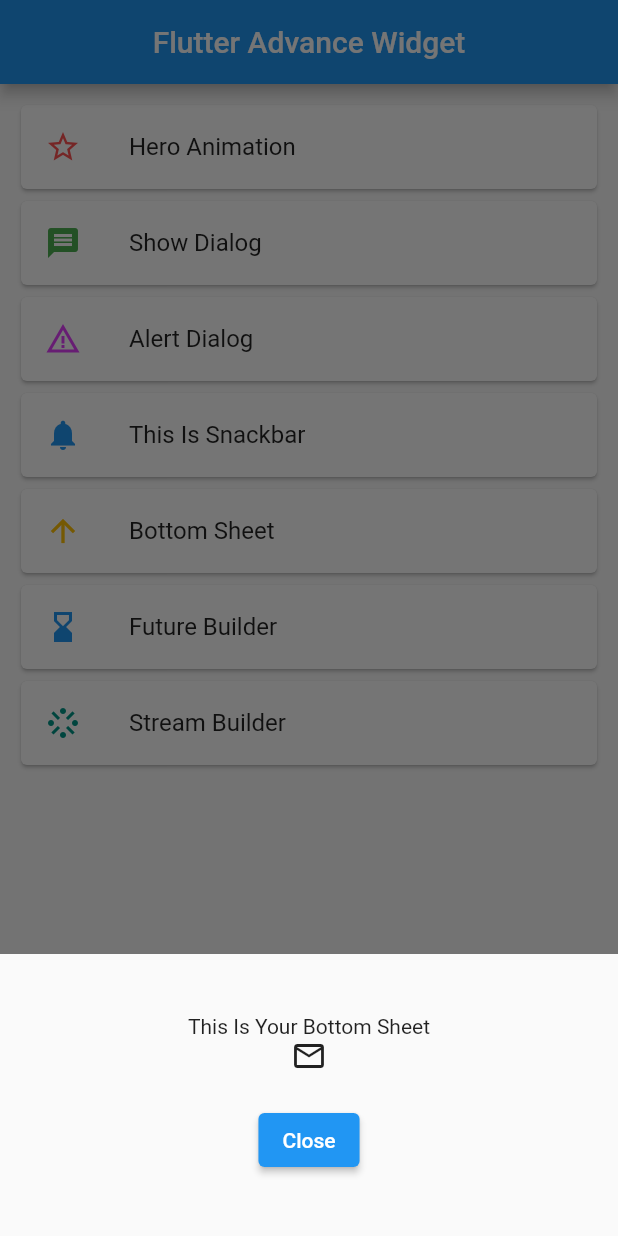
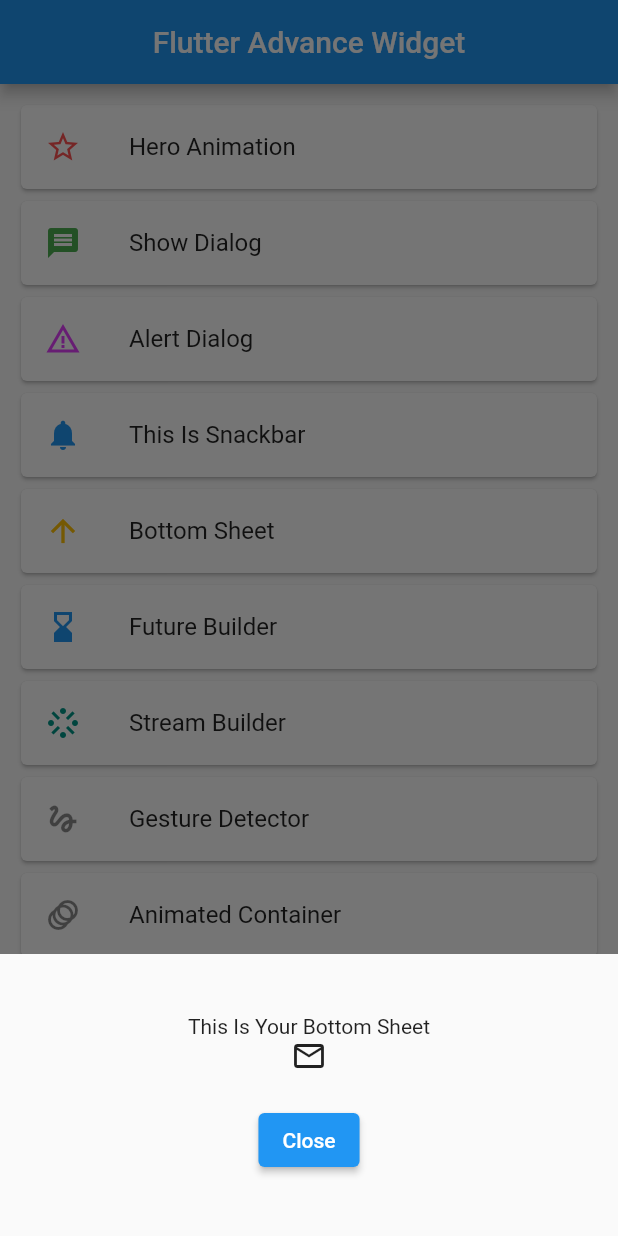
Before and after one commit to SalehAkramSifat/Extra-Widget, a Flutter app: the screen it shows after launch, after a tap on "Bottom Sheet", on a phone screen of 412 x 824 dp. Run offline on Flutter 3.47's test engine with Material 2 defaults, Android fonts, the phone set to English and light mode, and no system bars.

Commit message:
Initial Commit

```diff
--- a/lib/main.dart
+++ b/lib/main.dart
@@ -9,13 +9,21 @@ class MyApp extends StatelessWidget {
 
   @override
   Widget build(BuildContext context) {
-    return MaterialApp(debugShowCheckedModeBanner: false,
-      home: HomeActivity(),);
+    return MaterialApp(
+      debugShowCheckedModeBanner: false,
+      home: HomeActivity(),
+    );
   }
 }
-class HomeActivity extends StatelessWidget {
-  const HomeActivity({super.key,});
 
+class HomeActivity extends StatefulWidget {
+  const HomeActivity({super.key});
+
+  @override
+  _HomeActivityState createState() => _HomeActivityState();
+}
+
+class _HomeActivityState extends State<HomeActivity> {
   Future<String> fetchData() async {
     await Future.delayed(Duration(seconds: 2));
     return "Data loaded from FutureBuilder";
@@ -28,93 +36,248 @@ class HomeActivity extends StatelessWidget {
     }
   }
 
+  double boxHeight = 100;
+  double boxWidth = 100;
+  Color boxColor = Colors.blue;
+
   @override
   Widget build(BuildContext context) {
-    return Scaffold(appBar: AppBar(title: Text("Flutter Advance Widget"),centerTitle: true,),
+    return Scaffold(
+      appBar: AppBar(
+        title: Text("Flutter Advance Widget"),
+        centerTitle: true,
+      ),
+      body: ListView(
+        padding: EdgeInsets.all(10),
+        children: [
+          // Hero====================
+          Card(
+            child: ListTile(
+              title: Text("Hero Animation"),
+              leading: Hero(
+                tag: "Hero-demo",
+                child: Icon(
+                  Icons.star_border,
+                  color: Colors.redAccent,
+                ),
+              ),
+              onTap: () {
+                Navigator.push(
+                    context,
+                    MaterialPageRoute(
+                        builder: (context) => HeroDetailPage()));
+              },
+            ),
+          ),
 
-      body: ListView(padding: EdgeInsets.all(10),
-        children: [
-          //Hero====================
-          Card(child: ListTile(title: Text("Hero Animation"),
-          leading: Hero(tag: "Hero-demo",child: Icon(Icons.star_border, color: Colors.redAccent,),),
-          onTap: (){Navigator.push(context,MaterialPageRoute(builder:(context) => HeroDetailPage()));},),),
+          // Dialog=====================
+          Card(
+            child: ListTile(
+              title: Text("Show Dialog"),
+              leading: Icon(
+                Icons.message,
+                color: Colors.green,
+              ),
+              onTap: () {
+                showDialog(
+                    context: context,
+                    builder: (context) => Dialog(
+                      child: Padding(
+                        padding: EdgeInsets.all(10),
+                        child: Text("This Is Dialog"),
+                      ),
+                    ));
+              },
+            ),
+          ),
 
-
-        //Dialog=====================
-        Card(child: ListTile(title: Text("Show Dialog"),leading: Icon(Icons.message,color: Colors.green,),
-          onTap: (){showDialog(context: context, builder:(context) =>Dialog(
-            child:Padding(padding: EdgeInsets.all(10),
-              child: Text("This Is Dialog"),),));},
-        ),),
-
-
-          //Alert Dialog=========================
-          Card(child: ListTile(title: Text("Alert Dialog"),leading: Icon(Icons.warning_amber, color: Colors.purpleAccent,),
-          onTap: (){showDialog(context: context, builder:(context) => AlertDialog(
+          // Alert Dialog=========================
+          Card(
+            child: ListTile(
+              title: Text("Alert Dialog"),
+              leading: Icon(
+                Icons.warning_amber,
+                color: Colors.purpleAccent,
+              ),
+              onTap: () {
+                showDialog(
+                    context: context,
+                    builder: (context) => AlertDialog(
                       title: Text("Are You Sure?"),
                       content: Text("Are You Want to Sure Exit?"),
-            actions: [TextButton(onPressed: () =>Navigator.pop(context), child: Text("Cancel")),
-            TextButton(onPressed: ()=> Navigator.pop(context), child: Text("Sure"))],
-          ));},),),
+                      actions: [
+                        TextButton(
+                            onPressed: () => Navigator.pop(context),
+                            child: Text("Cancel")),
+                        TextButton(
+                            onPressed: () => Navigator.pop(context),
+                            child: Text("Sure"))
+                      ],
+                    ));
+              },
+            ),
+          ),
 
+          // Snack Bar============================
+          Card(
+            child: ListTile(
+              title: Text("This Is Snackbar"),
+              leading: Icon(
+                Icons.notifications,
+                color: Colors.blue,
+              ),
+              onTap: () {
+                ScaffoldMessenger.of(context).showSnackBar(
+                  SnackBar(
+                    content: Text("This Is Snackbar"),
+                    duration: Duration(seconds: 1),
+                  ),
+                );
+              },
+            ),
+          ),
 
-          //Snack Bar============================
-        Card(child: ListTile(title: Text("This Is Snackbar"),
-          leading: Icon(Icons.notifications, color: Colors.blue,),
-          onTap: (){ScaffoldMessenger.of(context).showSnackBar(
-              SnackBar(content: Text("This Is Snackbar"),duration: Duration(seconds: 1),
-          ),);},
-        ),),
+          // Bottom Sheet========================
+          Card(
+            child: ListTile(
+              title: Text("Bottom Sheet"),
+              leading: Icon(
+                Icons.arrow_upward,
+                color: Colors.amber,
+              ),
+              onTap: () {
+                showModalBottomSheet(
+                    context: context,
+                    builder: (context) => Container(
+                      padding: EdgeInsets.all(40),
+                      child: Column(
+                        mainAxisSize: MainAxisSize.min,
+                        children: [
+                          Text("This Is Your Bottom Sheet"),
+                          Icon(Icons.email_outlined),
+                          SizedBox(
+                            height: 20,
+                          ),
+                          ElevatedButton(
+                              onPressed: () => Navigator.pop(context),
+                              child: Text(
+                                "Close",
+                                style: TextStyle(color: Colors.white),
+                              ))
+                        ],
+                      ),
+                    ));
+              },
+            ),
+          ),
 
-
-          //Bottom Sheet========================
-          Card(child: ListTile(title: Text("Bottom Sheet"),leading: Icon(Icons.arrow_upward, color: Colors.amber,),
-            onTap: (){showModalBottomSheet(context: context, builder:(context) =>
-                Container(padding: EdgeInsets.all(40),
-                  child: Column(mainAxisSize: MainAxisSize.min,
-                  children: [Text("This Is Your Bottom Sheet"), Icon(Icons.email_outlined),
-                    SizedBox(height: 20,),
-                  ElevatedButton(onPressed:()=> Navigator.pop(context), child: Text("Close", style: TextStyle(color: Colors.white),))],),) );},),),
-
-
-          //Future Builder======================
-          Card(child: ListTile(title: Text("Future Builder"),leading: Icon(Icons.hourglass_bottom_outlined, color: Colors.blue),
-          onTap: (){showDialog(context: context, builder: (context)=> AlertDialog(title: Text("FutureBuilder Example"),
+          // Future Builder======================
+          Card(
+            child: ListTile(
+              title: Text("Future Builder"),
+              leading: Icon(Icons.hourglass_bottom_outlined,
+                  color: Colors.blue),
+              onTap: () {
+                showDialog(
+                  context: context,
+                  builder: (context) => AlertDialog(
+                    title: Text("FutureBuilder Example"),
                     content: FutureBuilder<String>(
-                future: fetchData(),builder: (context, snapshot){
-                  if (snapshot.connectionState ==  ConnectionState.waiting){
+                      future: fetchData(),
+                      builder: (context, snapshot) {
+                        if (snapshot.connectionState ==
+                            ConnectionState.waiting) {
                           return CircularProgressIndicator();
-                  }
-                  else if(snapshot.hasError){
+                        } else if (snapshot.hasError) {
                           return Text("Error: ${snapshot.error}");
-                  }
-                  else {
+                        } else {
                           return Text(snapshot.data ?? "No data");
                         }
-            },),),);},),),
+                      },
+                    ),
+                  ),
+                );
+              },
+            ),
+          ),
 
-          //Stream Builder===============================
-          Card(child: ListTile(title: Text("Stream Builder"), leading: Icon(Icons.stream, color: Colors.teal,),
-            onTap: (){showDialog(context: context, builder: (context) =>
-                AlertDialog(title: Text("Stream Builder Example"),
+          // Stream Builder===============================
+          Card(
+              child: ListTile(
+                title: Text("Stream Builder"),
+                leading: Icon(
+                  Icons.stream,
+                  color: Colors.teal,
+                ),
+                onTap: () {
+                  showDialog(
+                      context: context,
+                      builder: (context) => AlertDialog(
+                        title: Text("Stream Builder Example"),
                         content: StreamBuilder<int>(
-                    stream: numberStream(),builder: (context, snapshot){
-                      if (snapshot.connectionState == ConnectionState.waiting){
+                            stream: numberStream(),
+                            builder: (context, snapshot) {
+                              if (snapshot.connectionState ==
+                                  ConnectionState.waiting) {
                                 return Text("Waiting for stream...");
+                              } else if (snapshot.hasError) {
+                                return Text("Error: ${snapshot.error}");
+                              } else {
+                                return Text(
+                                    "Current Value: ${snapshot.data}");
                               }
-                      else if(snapshot.hasError){
-                        return Text("Error: ${snapshot.error}");
-                      }
-                      else{
-                        return Text("Current Value: ${snapshot.error}");
-                      }
-                  }),));},))
+                            }),
+                      ));
+                },
+              )),
 
-
-        ],),
+          Card(child: ListTile(title: Text("Gesture Detector"),leading: Icon(Icons.gesture),),),
 
 
 
+
+
+
+
+
+
+
+
+
+
+
+
+
+
+
+          // Animated Container=============================
+          Card(
+            child: ListTile(
+              title: Text("Animated Container"),
+              leading: Icon(Icons.animation),
+              onTap: () {
+                setState(() {
+                  boxHeight = boxHeight == 50 ? 50 : 50;
+                  boxWidth = boxWidth == 100 ? 200 : 100;
+                  boxColor = boxColor == Colors.blue
+                      ? Colors.green
+                      : Colors.blue;
+                });
+              },
+            ),
+          ),
+
+          AnimatedContainer(
+            duration: Duration(seconds: 1),
+            height: boxHeight,
+            width: boxWidth,
+            color: boxColor,
+            curve: Curves.easeInOut,
+            alignment: Alignment.center,
+            child: Text("Hey Bro. What's Up?",style: TextStyle(color: Colors.white)),
+          ),
+        ],
+      ),
     );
   }
 }
@@ -124,7 +287,16 @@ class HeroDetailPage extends StatelessWidget {
   Widget build(BuildContext context) {
     return Scaffold(
       appBar: AppBar(title: Text("Hero Detail Page")),
-      body: Center(child: Hero(tag: "Hero-demo",child: Icon(Icons.star,color: Colors.blue,size: 50),),),
+      body: Center(
+        child: Hero(
+          tag: "Hero-demo",
+          child: Icon(
+            Icons.star,
+            color: Colors.blue,
+            size: 50,
+          ),
+        ),
+      ),
     );
   }
 }
```
Lines whose indentation alone changed are shown as unchanged.
